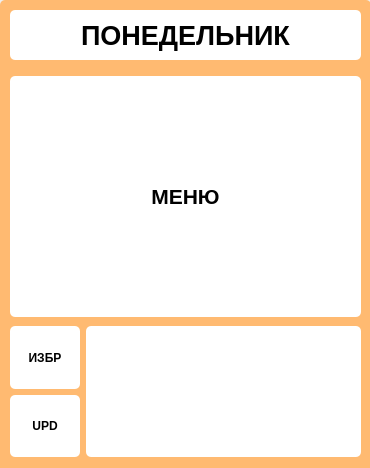
Old version of the form client/menuCard.ui in the repository New-Ds/Easy-Week.
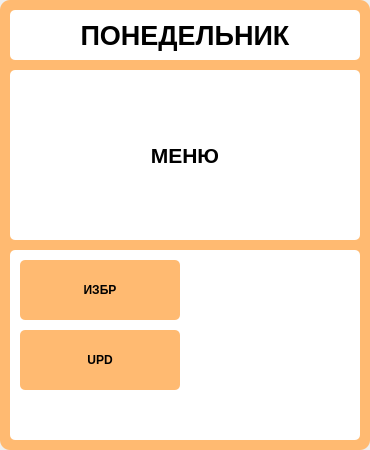
New version of the form.

```diff
--- a/client/menuCard.ui
+++ b/client/menuCard.ui
@@ -7,21 +7,15 @@
     <x>0</x>
     <y>0</y>
     <width>370</width>
-    <height>468</height>
+    <height>450</height>
    </rect>
   </property>
   <property name="sizePolicy">
-   <sizepolicy hsizetype="Preferred" vsizetype="Expanding">
+   <sizepolicy hsizetype="Fixed" vsizetype="Fixed">
     <horstretch>0</horstretch>
     <verstretch>0</verstretch>
    </sizepolicy>
   </property>
-  <property name="windowTitle">
-   <string>Form</string>
-  </property>
-  <property name="autoFillBackground">
-   <bool>false</bool>
-  </property>
   <property name="styleSheet">
    <string notr="true">border: none;</string>
   </property>
@@ -30,42 +24,33 @@
     <rect>
      <x>0</x>
      <y>0</y>
-     <width>371</width>
-     <height>501</height>
+     <width>370</width>
+     <height>450</height>
     </rect>
    </property>
-   <property name="sizePolicy">
-    <sizepolicy hsizetype="Preferred" vsizetype="Expanding">
-     <horstretch>0</horstretch>
-     <verstretch>0</verstretch>
-    </sizepolicy>
-   </property>
    <property name="styleSheet">
-    <string notr="true"> background: #FFBA71; border-radius: 5;</string>
+    <string notr="true">background: #FFBA71; border-radius: 10px;</string>
    </property>
-   <property name="frameShape">
-    <enum>QFrame::Shape::StyledPanel</enum>
-   </property>
-   <property name="frameShadow">
-    <enum>QFrame::Shadow::Raised</enum>
-   </property>
-   <widget class="QWidget" name="verticalLayoutWidget_4">
-    <property name="geometry">
-     <rect>
-      <x>10</x>
-      <y>10</y>
-      <width>351</width>
-      <height>481</height>
-     </rect>
+   <layout class="QVBoxLayout" name="verticalLayout" stretch="0,1,0">
+    <property name="spacing">
+     <number>10</number>
+    </property>
+    <property name="leftMargin">
+     <number>10</number>
+    </property>
+    <property name="topMargin">
+     <number>10</number>
     </property>
-    <layout class="QVBoxLayout" name="verticalLayout">
+    <property name="rightMargin">
+     <number>10</number>
+    </property>
+    <property name="bottomMargin">
+     <number>10</number>
+    </property>
      <item>
       <widget class="QLabel" name="dayLabel">
-       <property name="enabled">
-        <bool>true</bool>
-       </property>
        <property name="sizePolicy">
-        <sizepolicy hsizetype="Preferred" vsizetype="Preferred">
+       <sizepolicy hsizetype="Expanding" vsizetype="Fixed">
          <horstretch>0</horstretch>
          <verstretch>0</verstretch>
         </sizepolicy>
@@ -73,131 +58,117 @@
        <property name="minimumSize">
         <size>
          <width>0</width>
-         <height>0</height>
-        </size>
-       </property>
-       <property name="maximumSize">
-        <size>
-         <width>16777215</width>
          <height>50</height>
         </size>
        </property>
        <property name="font">
         <font>
          <pointsize>20</pointsize>
-         <italic>false</italic>
+        <weight>75</weight>
          <bold>true</bold>
-         <underline>false</underline>
-        </font>
-       </property>
-       <property name="layoutDirection">
-        <enum>Qt::LayoutDirection::LeftToRight</enum>
-       </property>
-       <property name="autoFillBackground">
-        <bool>false</bool>
-       </property>
+       </font>
+      </property>
        <property name="styleSheet">
-        <string notr="true">background: white; color: black; border: none;</string>
+       <string notr="true">background: white; color: black; border-radius: 5px;</string>
        </property>
        <property name="text">
         <string>ПОНЕДЕЛЬНИК</string>
        </property>
        <property name="alignment">
-        <set>Qt::AlignmentFlag::AlignCenter</set>
-       </property>
-       <property name="margin">
-        <number>0</number>
+       <set>Qt::AlignCenter</set>
        </property>
       </widget>
      </item>
      <item>
       <widget class="QFrame" name="menuFrame">
-       <property name="sizePolicy">
-        <sizepolicy hsizetype="Preferred" vsizetype="Preferred">
-         <horstretch>0</horstretch>
-         <verstretch>0</verstretch>
-        </sizepolicy>
-       </property>
        <property name="styleSheet">
-        <string notr="true">border: none;</string>
+       <string notr="true">background: white; border-radius: 5px;</string>
        </property>
        <property name="frameShape">
         <enum>QFrame::Shape::StyledPanel</enum>
        </property>
        <property name="frameShadow">
-        <enum>QFrame::Shadow::Raised</enum>
-       </property>
+       <enum>QFrame::Raised</enum>
+      </property>
+      <layout class="QVBoxLayout" name="verticalLayout_2">
+       <property name="spacing">
+        <number>0</number>
+       </property>
+       <property name="leftMargin">
+        <number>10</number>
+       </property>
+       <property name="topMargin">
+        <number>10</number>
+       </property>
+       <property name="rightMargin">
+        <number>10</number>
+       </property>
+       <property name="bottomMargin">
+        <number>10</number>
+       </property>
+       <item>
+        <widget class="QLabel" name="menuTitle_2">
+         <property name="font">
+          <font>
+           <pointsize>16</pointsize>
+           <weight>75</weight>
+           <bold>true</bold>
+          </font>
+         </property>
+         <property name="styleSheet">
+          <string notr="true">border: none;</string>
+         </property>
+         <property name="text">
+          <string>МЕНЮ</string>
+         </property>
+         <property name="alignment">
+          <set>Qt::AlignCenter</set>
+         </property>
+        </widget>
+       </item>
+       <item>
+        <layout class="QVBoxLayout" name="menuVerticalLayout">
+         <property name="spacing">
+          <number>5</number>
+         </property>
+        </layout>
+       </item>
+      </layout>
+     </widget>
+    </item>
+    <item>
        <widget class="QFrame" name="bottomFrame">
-        <property name="geometry">
-         <rect>
-          <x>0</x>
-          <y>250</y>
-          <width>351</width>
-          <height>141</height>
-         </rect>
-        </property>
-        <property name="sizePolicy">
-         <sizepolicy hsizetype="Preferred" vsizetype="Fixed">
-          <horstretch>140</horstretch>
-          <verstretch>140</verstretch>
-         </sizepolicy>
-        </property>
-        <property name="minimumSize">
-         <size>
-          <width>0</width>
-          <height>140</height>
-         </size>
-        </property>
         <property name="styleSheet">
-         <string notr="true">border: none;</string>
+       <string notr="true">background: white; border-radius: 5px;</string>
         </property>
         <property name="frameShape">
          <enum>QFrame::Shape::StyledPanel</enum>
         </property>
         <property name="frameShadow">
-         <enum>QFrame::Shadow::Raised</enum>
-        </property>
-        <widget class="QWidget" name="gridLayoutWidget_2">
-         <property name="geometry">
-          <rect>
-           <x>0</x>
-           <y>10</y>
-           <width>351</width>
-           <height>131</height>
-          </rect>
-         </property>
-         <layout class="QGridLayout" name="gridLayout">
-          <item row="1" column="0">
-           <widget class="QPushButton" name="updateButton">
-            <property name="minimumSize">
-             <size>
-              <width>60</width>
-              <height>60</height>
-             </size>
-            </property>
-            <property name="maximumSize">
-             <size>
-              <width>70</width>
-              <height>70</height>
-             </size>
-            </property>
-            <property name="font">
-             <font>
-              <bold>true</bold>
-             </font>
-            </property>
-            <property name="cursor">
-             <cursorShape>PointingHandCursor</cursorShape>
-            </property>
-            <property name="styleSheet">
-             <string notr="true">border: none; background: white; color: black;</string>
-            </property>
-            <property name="text">
-             <string>UPD</string>
-            </property>
-           </widget>
-          </item>
-          <item row="0" column="0">
+       <enum>QFrame::Raised</enum>
+      </property>
+      <layout class="QHBoxLayout" name="horizontalLayout">
+       <property name="spacing">
+        <number>10</number>
+       </property>
+       <property name="leftMargin">
+        <number>10</number>
+       </property>
+       <property name="topMargin">
+        <number>10</number>
+       </property>
+       <property name="rightMargin">
+        <number>10</number>
+       </property>
+       <property name="bottomMargin">
+        <number>10</number>
+       </property>
+       <item>
+        <layout class="QVBoxLayout" name="verticalLayout_3">
+         <property name="spacing">
+          <number>10</number>
+         </property>
+         <item>
            <widget class="QPushButton" name="favoriteButton">
             <property name="minimumSize">
              <size>
@@ -205,14 +176,9 @@
               <height>60</height>
              </size>
             </property>
-            <property name="maximumSize">
-             <size>
-              <width>70</width>
-              <height>70</height>
-             </size>
-            </property>
             <property name="font">
              <font>
+             <weight>75</weight>
               <bold>true</bold>
              </font>
             </property>
@@ -220,103 +186,75 @@
              <cursorShape>PointingHandCursor</cursorShape>
             </property>
             <property name="styleSheet">
-             <string notr="true">border: none; background: white; color: black;</string>
+            <string notr="true">border: none; background: #FFBA71; color: black; border-radius: 5px;</string>
             </property>
             <property name="text">
              <string>ИЗБР</string>
             </property>
            </widget>
           </item>
-          <item row="0" column="1" rowspan="2">
+         <item>
+          <widget class="QPushButton" name="updateButton">
+           <property name="minimumSize">
+            <size>
+             <width>60</width>
+             <height>60</height>
+            </size>
+           </property>
+           <property name="font">
+            <font>
+             <weight>75</weight>
+             <bold>true</bold>
+            </font>
+           </property>
+           <property name="cursor">
+            <cursorShape>PointingHandCursor</cursorShape>
+           </property>
+           <property name="styleSheet">
+            <string notr="true">border: none; background: #FFBA71; color: black; border-radius: 5px;</string>
+           </property>
+           <property name="text">
+            <string>UPD</string>
+           </property>
+          </widget>
+         </item>
+         <item>
+          <spacer name="verticalSpacer">
+           <property name="orientation">
+            <enum>Qt::Vertical</enum>
+           </property>
+           <property name="sizeHint" stdset="0">
+            <size>
+             <width>20</width>
+             <height>40</height>
+            </size>
+           </property>
+          </spacer>
+         </item>
+        </layout>
+       </item>
+       <item>
            <widget class="QFrame" name="rightSide">
             <property name="styleSheet">
-             <string notr="true">background: white; color: black; border: none;</string>
-            </property>
-            <property name="frameShape">
-             <enum>QFrame::Shape::StyledPanel</enum>
-            </property>
-            <property name="frameShadow">
-             <enum>QFrame::Shadow::Raised</enum>
-            </property>
-            <widget class="QWidget" name="verticalLayoutWidget_6">
-             <property name="geometry">
-              <rect>
-               <x>10</x>
-               <y>10</y>
-               <width>241</width>
-               <height>111</height>
-              </rect>
-             </property>
-             <layout class="QVBoxLayout" name="paramsVerticalLayout"/>
-            </widget>
-           </widget>
-          </item>
-         </layout>
-        </widget>
-       </widget>
-       <widget class="QFrame" name="productList">
-        <property name="geometry">
-         <rect>
-          <x>0</x>
-          <y>10</y>
-          <width>351</width>
-          <height>241</height>
-         </rect>
-        </property>
-        <property name="styleSheet">
-         <string notr="true">border: none; background: white; color: black;</string>
-        </property>
-        <property name="frameShape">
-         <enum>QFrame::Shape::StyledPanel</enum>
-        </property>
-        <property name="frameShadow">
-         <enum>QFrame::Shadow::Raised</enum>
-        </property>
-        <widget class="QWidget" name="verticalLayoutWidget_5">
-         <property name="geometry">
-          <rect>
-           <x>10</x>
-           <y>10</y>
-           <width>331</width>
-           <height>221</height>
-          </rect>
-         </property>
-         <layout class="QVBoxLayout" name="menuVerticalLayout">
-          <property name="sizeConstraint">
-           <enum>QLayout::SizeConstraint::SetNoConstraint</enum>
-          </property>
-          <item>
-           <widget class="QLabel" name="menuTitle_2">
-            <property name="maximumSize">
-             <size>
-              <width>16777215</width>
-              <height>50</height>
-             </size>
-            </property>
-            <property name="font">
-             <font>
-              <pointsize>16</pointsize>
-              <bold>true</bold>
-             </font>
-            </property>
-            <property name="styleSheet">
              <string notr="true">border: none;</string>
             </property>
-            <property name="text">
-             <string>МЕНЮ</string>
-            </property>
-            <property name="alignment">
-             <set>Qt::AlignmentFlag::AlignCenter</set>
-            </property>
+         <property name="frameShape">
+          <enum>QFrame::StyledPanel</enum>
+         </property>
+         <property name="frameShadow">
+          <enum>QFrame::Raised</enum>
+         </property>
+         <layout class="QVBoxLayout" name="paramsVerticalLayout">
+          <property name="spacing">
+           <number>5</number>
+          </property>
+         </layout>
            </widget>
           </item>
          </layout>
         </widget>
-       </widget>
-      </widget>
-     </item>
-    </layout>
-   </widget>
+    </item>
+   </layout>
   </widget>
  </widget>
  <resources/>
```
Left out of the diff: 4 changed lines with no effect on the pictures. Lines whose indentation alone changed are shown as unchanged.
